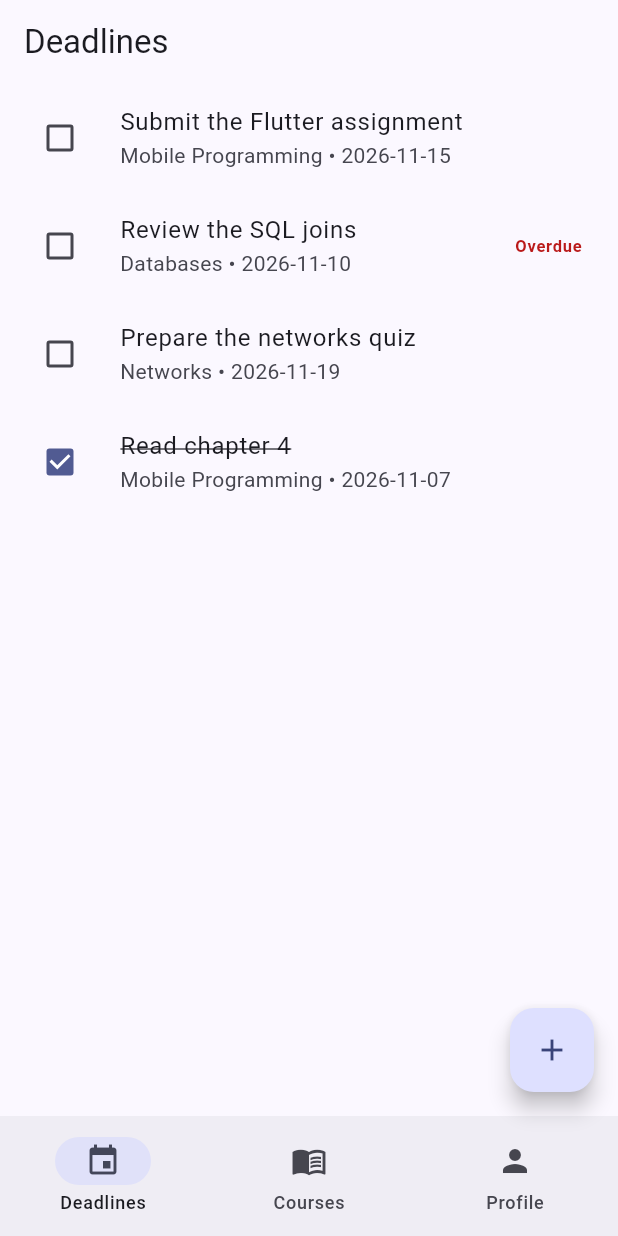
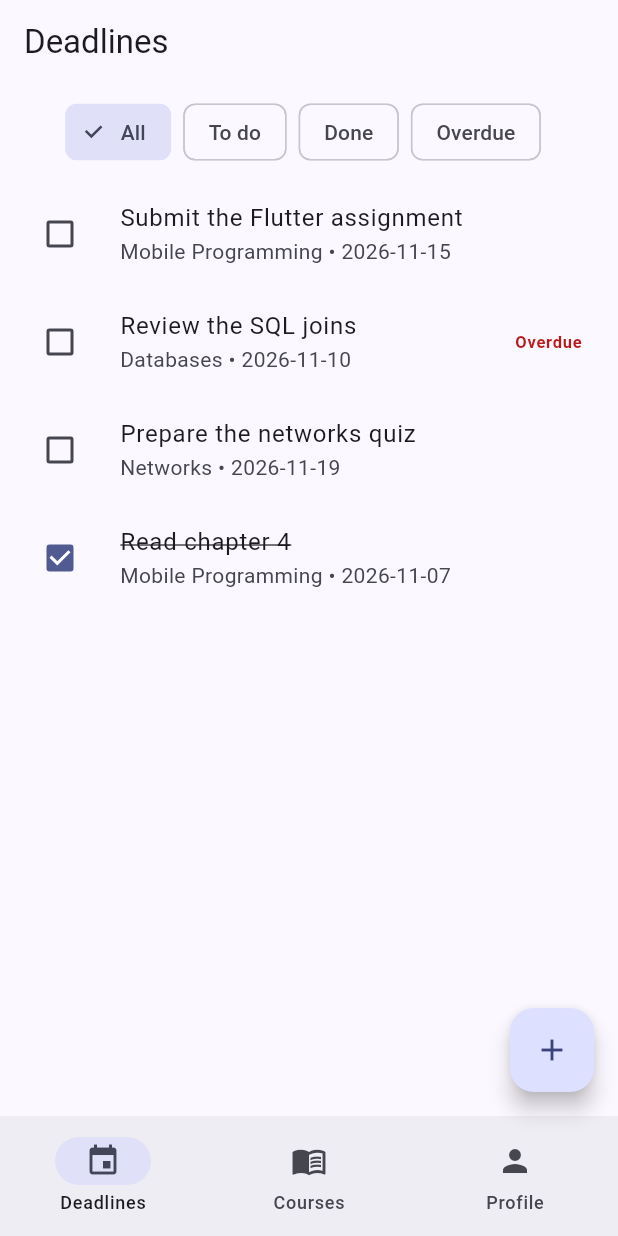
Before and after one commit to Laureelo/campusflow, a Flutter app: the screen it shows after launch, on a phone screen of 412 x 824 dp. Run offline on Flutter 3.47's test engine with Material 3 defaults, Android fonts, the phone set to English and light mode, and no system bars; our stand-ins replace flutter_riverpod, go_router.

Commit message:
Add the todo, done and overdue filters with a derived provider

```diff
--- /dev/null
+++ b/seance-6-riverpod/lib/providers/filter_provider.dart
@@ -0,0 +1,30 @@
+import 'package:flutter_riverpod/flutter_riverpod.dart';
+
+import '../models/task.dart';
+import 'tasks_provider.dart';
+
+enum TaskFilter { all, todo, done, overdue }
+
+class FilterNotifier extends Notifier<TaskFilter> {
+  @override
+  TaskFilter build() => TaskFilter.all;
+
+  void select(TaskFilter filter) => state = filter;
+}
+
+final filterProvider = NotifierProvider<FilterNotifier, TaskFilter>(
+  FilterNotifier.new,
+);
+
+final filteredTasksProvider = Provider<List<Task>>((ref) {
+  final tasks = ref.watch(tasksProvider);
+  final filter = ref.watch(filterProvider);
+  final now = DateTime.now();
+
+  return switch (filter) {
+    TaskFilter.all => tasks,
+    TaskFilter.todo => tasks.where((task) => !task.done).toList(),
+    TaskFilter.done => tasks.where((task) => task.done).toList(),
+    TaskFilter.overdue => tasks.where((task) => task.isOverdue(now)).toList(),
+  };
+});
--- a/seance-6-riverpod/lib/screens/deadlines_list.dart
+++ b/seance-6-riverpod/lib/screens/deadlines_list.dart
@@ -3,8 +3,44 @@ import 'package:flutter_riverpod/flutter_riverpod.dart';
 
 import '../models/task.dart';
 import '../providers/courses_provider.dart';
+import '../providers/filter_provider.dart';
 import '../providers/tasks_provider.dart';
 import '../utils/format.dart';
+
+const Map<TaskFilter, String> _filterLabels = {
+  TaskFilter.all: 'All',
+  TaskFilter.todo: 'To do',
+  TaskFilter.done: 'Done',
+  TaskFilter.overdue: 'Overdue',
+};
+
+class FilterBar extends ConsumerWidget {
+  const FilterBar({super.key});
+
+  @override
+  Widget build(BuildContext context, WidgetRef ref) {
+    final selected = ref.watch(filterProvider);
+
+    return SingleChildScrollView(
+      scrollDirection: Axis.horizontal,
+      padding: const EdgeInsets.symmetric(horizontal: 16, vertical: 8),
+      child: Row(
+        children: [
+          for (final filter in TaskFilter.values)
+            Padding(
+              padding: const EdgeInsets.only(right: 8),
+              child: ChoiceChip(
+                label: Text(_filterLabels[filter]!),
+                selected: filter == selected,
+                onSelected: (_) =>
+                    ref.read(filterProvider.notifier).select(filter),
+              ),
+            ),
+        ],
+      ),
+    );
+  }
+}
 
 class DeadlinesList extends ConsumerWidget {
   final ValueChanged<Task> onTaskTap;
@@ -14,7 +50,7 @@ class DeadlinesList extends ConsumerWidget {
 
   @override
   Widget build(BuildContext context, WidgetRef ref) {
-    final tasks = ref.watch(tasksProvider);
+    final tasks = ref.watch(filteredTasksProvider);
     final courses = ref.watch(coursesProvider);
     final now = DateTime.now();
 
@@ -26,7 +62,13 @@ class DeadlinesList extends ConsumerWidget {
           'Unknown course';
     }
 
-    return ListView.builder(
+    return Column(
+      children: [
+        const FilterBar(),
+        Expanded(
+          child: tasks.isEmpty
+              ? const Center(child: Text('No tasks for this filter'))
+              : ListView.builder(
                   itemCount: tasks.length,
                   itemBuilder: (context, index) {
                     final task = tasks[index];
@@ -34,12 +76,15 @@ class DeadlinesList extends ConsumerWidget {
                     return ListTile(
                       leading: Checkbox(
                         value: task.done,
-            onChanged: (_) => ref.read(tasksProvider.notifier).toggle(task.id),
+                        onChanged: (_) =>
+                            ref.read(tasksProvider.notifier).toggle(task.id),
                       ),
                       title: Text(
                         task.title,
                         style: task.done
-                ? const TextStyle(decoration: TextDecoration.lineThrough)
+                            ? const TextStyle(
+                                decoration: TextDecoration.lineThrough,
+                              )
                             : null,
                       ),
                       subtitle: Text(
@@ -58,6 +103,9 @@ class DeadlinesList extends ConsumerWidget {
                           : null,
                     );
                   },
+                ),
+        ),
+      ],
     );
   }
 }
```
Also changed, not shown: 2 other files. Lines whose indentation alone changed are shown as unchanged.
